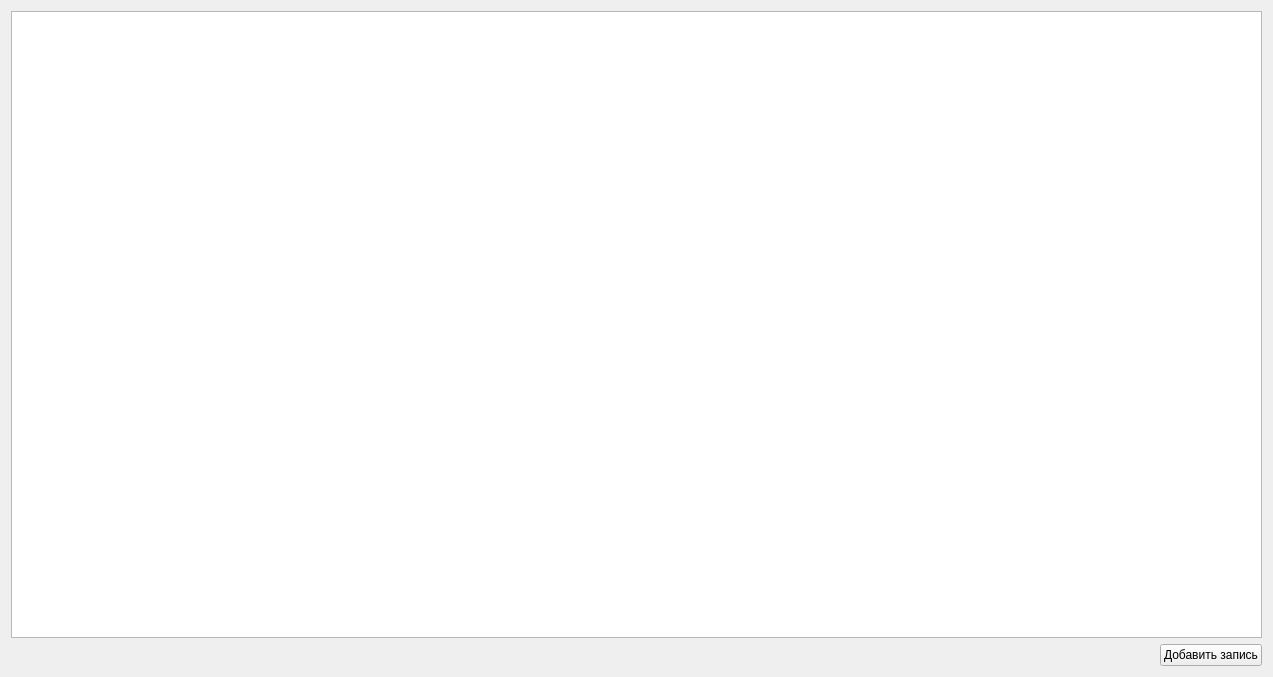
Above: widget.ui from d4xDFl0w4r/IntroductoryPracticeSem2 before the change. Below: the same form after it.
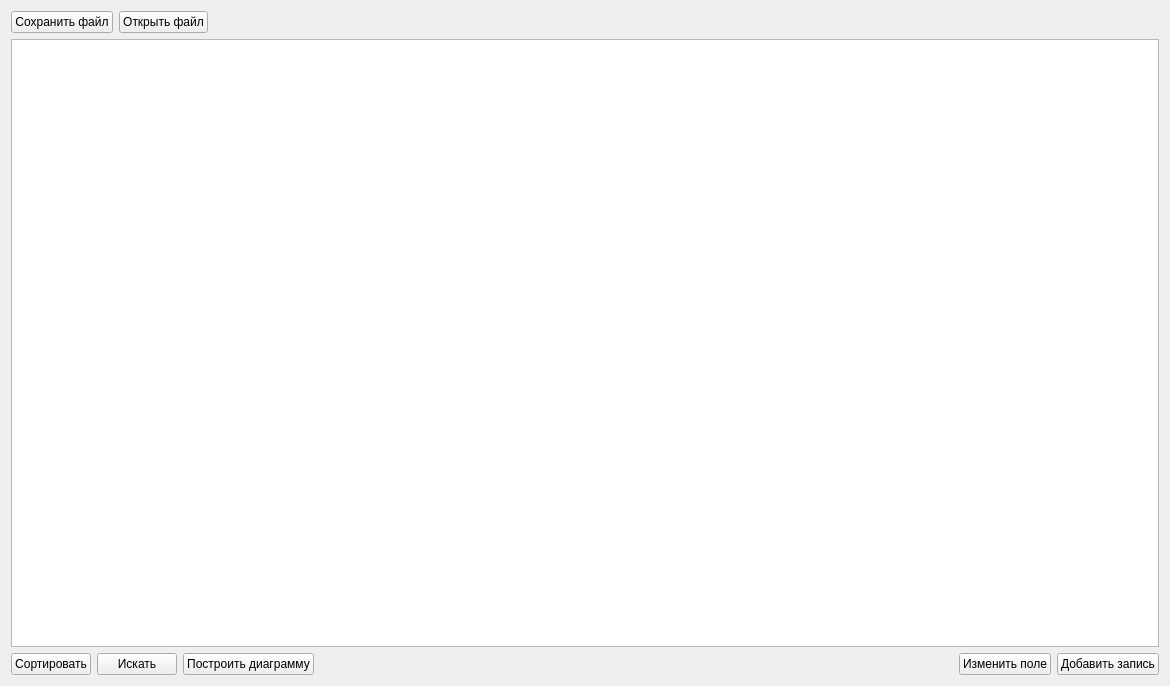
That is the form after the change.

Patch:
```diff
--- a/widget.ui
+++ b/widget.ui
@@ -6,19 +6,71 @@
    <rect>
     <x>0</x>
     <y>0</y>
-    <width>1273</width>
-    <height>677</height>
+    <width>1170</width>
+    <height>686</height>
    </rect>
   </property>
   <property name="windowTitle">
    <string>Widget</string>
   </property>
   <layout class="QVBoxLayout" name="verticalLayout">
+   <item>
+    <layout class="QHBoxLayout" name="horizontalLayout_2">
+     <item>
+      <widget class="QPushButton" name="saveFile">
+       <property name="text">
+        <string>Сохранить файл</string>
+       </property>
+      </widget>
+     </item>
+     <item>
+      <widget class="QPushButton" name="openFile">
+       <property name="text">
+        <string>Открыть файл</string>
+       </property>
+      </widget>
+     </item>
+     <item>
+      <spacer name="horizontalSpacer_2">
+       <property name="orientation">
+        <enum>Qt::Horizontal</enum>
+       </property>
+       <property name="sizeHint" stdset="0">
+        <size>
+         <width>40</width>
+         <height>20</height>
+        </size>
+       </property>
+      </spacer>
+     </item>
+    </layout>
+   </item>
    <item>
     <widget class="QTableWidget" name="tableWidget"/>
    </item>
    <item>
     <layout class="QHBoxLayout" name="horizontalLayout">
+     <item>
+      <widget class="QPushButton" name="sortTable">
+       <property name="text">
+        <string>Сортировать</string>
+       </property>
+      </widget>
+     </item>
+     <item>
+      <widget class="QPushButton" name="searchField">
+       <property name="text">
+        <string>Искать</string>
+       </property>
+      </widget>
+     </item>
+     <item>
+      <widget class="QPushButton" name="createChart">
+       <property name="text">
+        <string>Построить диаграмму</string>
+       </property>
+      </widget>
+     </item>
      <item>
       <spacer name="horizontalSpacer">
        <property name="orientation">
@@ -32,6 +84,13 @@
        </property>
       </spacer>
      </item>
+     <item>
+      <widget class="QPushButton" name="editField">
+       <property name="text">
+        <string>Изменить поле</string>
+       </property>
+      </widget>
+     </item>
      <item>
       <widget class="QPushButton" name="addRecord">
        <property name="text">
```
